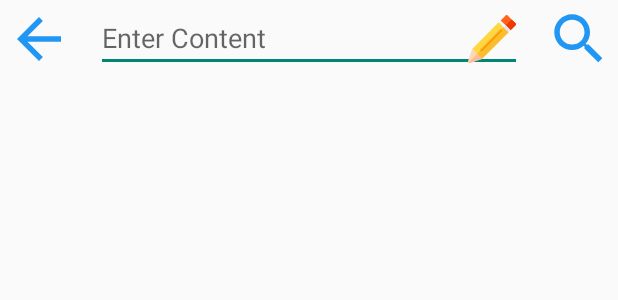
After one commit to LuongTuGitHub/Message_update, an Android app: the layout activity_result_find.xml on its own in the app's theme, with its tools: preview values and no code run, on a phone screen of 412 x 824 dp. The commit adds this screen. Shown: the top 300 px of the screen. Run offline under Robolectric (Android 15) with nearby library versions, the phone set to English and light mode, and no system bars.

```diff
--- a/app/src/main/AndroidManifest.xml
+++ b/app/src/main/AndroidManifest.xml
@@ -40,6 +40,7 @@
                     android:scheme="https" />
             </intent-filter>
         </activity>
+        <activity android:name=".ResultFindActivity" android:screenOrientation="portrait"/>
         <activity android:name=".MainActivity" />
         <activity android:name=".ViewProfilePersonActivity" android:screenOrientation="portrait"/>
         <activity android:name=".CreateQrCodeActivity" android:screenOrientation="portrait"/>
--- a/app/src/main/java/application/tool/activity/message/ContentActivity.java
+++ b/app/src/main/java/application/tool/activity/message/ContentActivity.java
@@ -60,7 +60,7 @@ import application.tool.activity.message.object.PersonInConversation;
 import application.tool.activity.message.qr_code.QrCode;
 
 public class ContentActivity extends AppCompatActivity {
-    private final static int TIME_LOAD_CONVERSATION = 4000;
+    private final static int TIME_LOAD_CONVERSATION = 5000;
     private final static int APPLY_PERMISSION_STORAGE = 100;
     private final static int SELECT_IMAGE_AVATAR_CODE = 88;
     private final static int SELECT_IMAGE_BACKGROUND_CODE = 89;
--- a/app/src/main/java/application/tool/activity/message/algorithm/Find.java
+++ b/app/src/main/java/application/tool/activity/message/algorithm/Find.java
@@ -19,7 +19,7 @@ public class Find {
      * liên tiếp đã được sắp xếp giảm dần và kết thúc bằng {@code index}
      */
     @RequiresApi(api = Build.VERSION_CODES.N)
-    ArrayList<Integer> getLengthSub(String a, String b, int index) {
+    public ArrayList<Integer> getLengthSub(String a, String b, int index) {
         int A = a.length();
         int B = b.length();
         ArrayList<Integer> res = new ArrayList<>();
@@ -47,7 +47,7 @@ public class Find {
      * @return {@code ArrayList} chứa những tên mà @author nghĩ là đúng
      */
     @RequiresApi(api = Build.VERSION_CODES.N)
-    ArrayList<String> findByName(String name, ArrayList<String> nameList) {
+    public ArrayList<String> findByName(String name, ArrayList<String> nameList) {
         ArrayList<ArrayList<Integer>> priority = new ArrayList<>();
         for (int i = 0; i < nameList.size(); i++) {
             priority.add(getLengthSub(name, nameList.get(i), i));
--- a/app/src/main/java/application/tool/activity/message/fragment/ButtonFragment.java
+++ b/app/src/main/java/application/tool/activity/message/fragment/ButtonFragment.java
@@ -24,7 +24,6 @@ import java.io.BufferedReader;
 import java.io.InputStreamReader;
 import java.net.URL;
 import java.util.Objects;
-import java.util.UUID;
 
 import application.tool.activity.message.ContentActivity;
 import application.tool.activity.message.R;
--- /dev/null
+++ b/app/src/main/res/layout/activity_result_find.xml
@@ -0,0 +1,63 @@
+<?xml version="1.0" encoding="utf-8"?>
+<androidx.constraintlayout.widget.ConstraintLayout
+    xmlns:android="http://schemas.android.com/apk/res/android"
+    xmlns:app="http://schemas.android.com/apk/res-auto"
+    xmlns:tools="http://schemas.android.com/tools"
+    android:layout_width="match_parent"
+    android:layout_height="match_parent">
+
+    <Button
+        android:id="@+id/exitFind"
+        android:layout_width="44dp"
+        android:layout_height="44dp"
+        android:layout_marginStart="4dp"
+        android:layout_marginLeft="4dp"
+        android:layout_marginTop="4dp"
+        android:background="@drawable/ic_baseline_arrow_back_24"
+        app:layout_constraintStart_toStartOf="parent"
+        app:layout_constraintTop_toTopOf="parent" />
+
+    <EditText
+        android:id="@+id/inputContentFind"
+        android:layout_width="0dp"
+        android:layout_height="44dp"
+        android:layout_marginStart="16dp"
+        android:layout_marginLeft="16dp"
+        android:layout_marginTop="4dp"
+        android:layout_marginEnd="16dp"
+        android:layout_marginRight="16dp"
+        android:drawableEnd="@drawable/ic_baseline_edit_24"
+        android:drawableRight="@drawable/ic_baseline_edit_24"
+        android:ems="10"
+        android:hint="@string/enter_content"
+        android:inputType="text"
+        app:layout_constraintEnd_toStartOf="@+id/find"
+        app:layout_constraintStart_toEndOf="@+id/exitFind"
+        app:layout_constraintTop_toTopOf="parent" />
+
+    <ListView
+        android:id="@+id/showListResult"
+        android:layout_width="0dp"
+        android:layout_height="0dp"
+        android:layout_marginStart="8dp"
+        android:layout_marginLeft="8dp"
+        android:layout_marginTop="16dp"
+        android:layout_marginEnd="8dp"
+        android:layout_marginRight="8dp"
+        android:layout_marginBottom="16dp"
+        app:layout_constraintBottom_toBottomOf="parent"
+        app:layout_constraintEnd_toEndOf="parent"
+        app:layout_constraintStart_toStartOf="parent"
+        app:layout_constraintTop_toBottomOf="@+id/inputContentFind" />
+
+    <Button
+        android:id="@+id/find"
+        android:layout_width="44dp"
+        android:layout_height="44dp"
+        android:layout_marginTop="4dp"
+        android:layout_marginEnd="4dp"
+        android:layout_marginRight="4dp"
+        android:background="@drawable/ic_baseline_search_24"
+        app:layout_constraintEnd_toEndOf="parent"
+        app:layout_constraintTop_toTopOf="parent" />
+</androidx.constraintlayout.widget.ConstraintLayout>
--- a/app/src/main/res/layout/alert_conversation_couple.xml
+++ b/app/src/main/res/layout/alert_conversation_couple.xml
@@ -14,11 +14,13 @@
         android:layout_marginTop="32dp"
         android:layout_marginEnd="16dp"
         android:layout_marginRight="16dp"
+        android:layout_marginBottom="32dp"
         android:background="@drawable/send"
         android:text="@string/view_profile"
         android:textAllCaps="false"
         android:textColor="@color/white"
         android:textStyle="bold"
+        app:layout_constraintBottom_toBottomOf="parent"
         app:layout_constraintEnd_toEndOf="parent"
         app:layout_constraintStart_toStartOf="parent"
         app:layout_constraintTop_toTopOf="parent" />
--- /dev/null
+++ b/app/src/main/res/layout/alert_conversation_group.xml
@@ -0,0 +1,6 @@
+<?xml version="1.0" encoding="utf-8"?>
+<androidx.constraintlayout.widget.ConstraintLayout
+    xmlns:android="http://schemas.android.com/apk/res/android" android:layout_width="match_parent"
+    android:layout_height="match_parent">
+
+</androidx.constraintlayout.widget.ConstraintLayout>
--- a/app/src/main/res/values/strings.xml
+++ b/app/src/main/res/values/strings.xml
@@ -29,4 +29,5 @@
     <string name="please_stay">Please! Stay</string>
     <string name="add_friend">Add Friend</string>
     <string name="view_profile">View Profile</string>
+    <string name="have_not_sent_the_message_you_are_sure_you_want_to_exit">Have Not Sent The Message You Are Sure You Want To Exit !</string>
 </resources>
```
Also changed, not shown: app/src/main/java/application/tool/activity/message/MessageActivity.java (+11 -7 lines), app/src/main/java/application/tool/activity/message/ResultFindActivity.java (added, +41 -0 lines), app/src/main/java/application/tool/activity/message/alert/ConversationAlert.java (+14 -11 lines), app/src/main/java/application/tool/activity/message/fragment/SelectFragment.java (+5 -8 lines), app/src/main/java/application/tool/activity/message/fragment/ToolbarFragment.java (+6 -2 lines), app/src/main/java/application/tool/activity/message/fragment/ToolbarMessageFragment.java (+5 -6 lines), app/src/main/res/layout/alert_warning.xml (added, +66 -0 lines), app/src/main/res/layout/fragment_toolbar.xml (+4 -4 lines).
